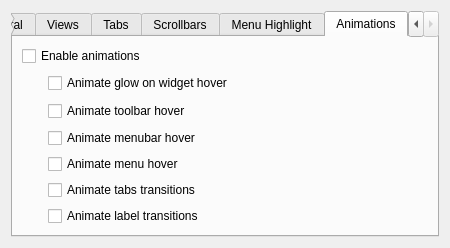
First picture: the form in kstyles/oxygen/config/oxygenconf.ui, repository KDE/kde-runtime, before the edit.
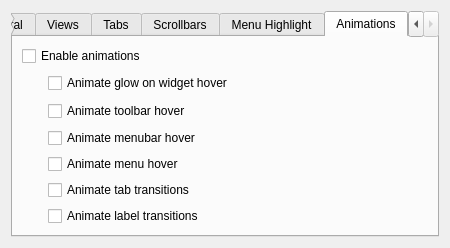
Second picture: the form after the edit. The open tabs and pages were chosen to show the change. Custom widgets are drawn as their Qt base class.

Commit message: Proof-reading: in "Animate tab transition", "tab transition" is a compound noun, so the plural is "tab transitions" (not tabs transitions as originally written).  Another way to write it would be "tabs' transitions", i.e. the transitions belonging to the tabs, but the substitution made represents more common use of English (and in any case it's dubious whether non-proper nouns can posess things through posessive apostrophes or whether it should be written "Animate the transitions of the tabs", which would be fugly).

Diff of the .ui file:
```diff
--- a/kstyles/oxygen/config/oxygenconf.ui
+++ b/kstyles/oxygen/config/oxygenconf.ui
@@ -436,7 +436,7 @@
        <item row="5" column="1">
         <widget class="QCheckBox" name="_stackedWidgetTransitionsEnabled">
          <property name="text">
-          <string>Animate tabs transitions</string>
+          <string>Animate tab transitions</string>
          </property>
         </widget>
        </item>
```
